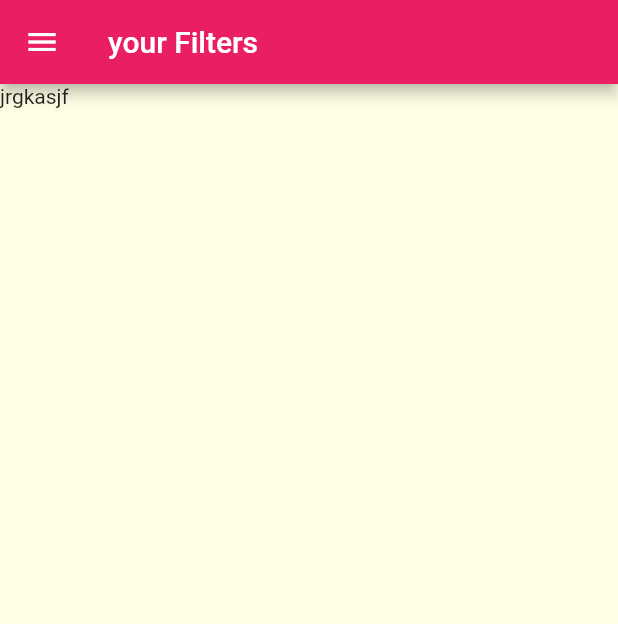
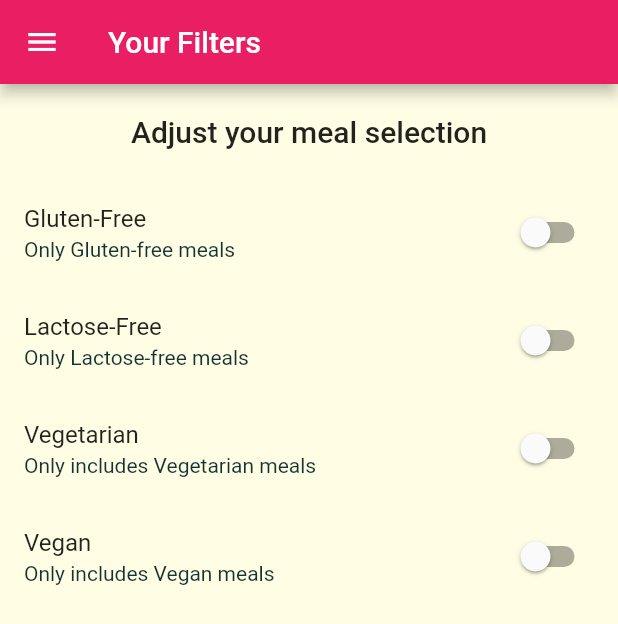
Before and after one commit to JayaSupriya-Somasani/Meals_app_flutter, a Flutter app: the FiltersScreen screen opened by its route, on a phone screen of 412 x 824 dp. Shown: the top 624 px of the screen. Run offline on Flutter 3.47's test engine with Material 2 defaults, Android fonts, the phone set to English and light mode, and no system bars.

```diff
--- a/lib/screens/filter_screen.dart
+++ b/lib/screens/filter_screen.dart
@@ -1,17 +1,99 @@
 import 'package:flutter/material.dart';
 import '/widgets/main_drawer.dart';
 
-class FiltersScreen extends StatelessWidget {
-  static const routeName = "/fliter-screen";
+class FiltersScreen extends StatefulWidget {
+  static const routeName = "/filter-screen";
+
+  @override
+  State<FiltersScreen> createState() => _FiltersScreenState();
+}
+
+class _FiltersScreenState extends State<FiltersScreen> {
+  bool _glutenFree = false;
+  bool _vegan = false;
+  bool _vegetarian = false;
+  bool _lactoseFree = false;
+
+  Widget _buildSwitchTile(String title, String subtitle, bool currentValue,
+      Function(bool) updateValue) {
+    return SwitchListTile(
+        title: Text(title),
+        subtitle: Text(subtitle),
+        value: currentValue,
+        onChanged:  updateValue);
+  }
 
   @override
   Widget build(BuildContext context) {
     return Scaffold(
       appBar: AppBar(
-        title: Text("your Filters"),
+        title: const Text("Your Filters"),
       ),
       drawer: MainDrawer(),
-      body: Text("jrgkasjf"),
+      body: Column(
+        children: [
+          Container(
+            padding: EdgeInsets.all(20),
+            child: Text(
+              "Adjust your meal selection",
+              style: Theme.of(context).textTheme.headline6,
+            ),
+          ),
+          Expanded(
+            child: ListView(
+              children: [
+                _buildSwitchTile(
+                  "Gluten-Free",
+                  "Only Gluten-free meals",
+                  _glutenFree,
+                  (newValue) {
+                    setState(() {
+                      _glutenFree = newValue;
+                      print("Gluten value is $_glutenFree");
+
+                    });
+                  },
+                ),
+                _buildSwitchTile(
+                  "Lactose-Free",
+                  "Only Lactose-free meals",
+                  _lactoseFree,
+                  (newValue) {
+                    setState(() {
+                      _lactoseFree = newValue;
+                      print("Lactose value is $_lactoseFree");
+
+                    });
+                  },
+                ),
+                _buildSwitchTile(
+                  "Vegetarian",
+                  "Only includes Vegetarian meals",
+                  _vegetarian,
+                  (newValue) {
+                    setState(() {
+                      _vegetarian = newValue;
+                      print("Vegetarian value is $_vegetarian");
+
+                    });
+                  } ,
+                ),
+                _buildSwitchTile(
+                  "Vegan",
+                  "Only includes Vegan meals",
+                  _vegan,
+                  (newValue) {
+                    setState(() {
+                      _vegan = newValue;
+                      print("Vegan value is $_vegan");
+                    });
+                  },
+                ),
+              ],
+            ),
+          ),
+        ],
+      ),
     );
   }
 }
--- a/lib/widgets/main_drawer.dart
+++ b/lib/widgets/main_drawer.dart
@@ -42,7 +42,7 @@ class MainDrawer extends StatelessWidget {
             Navigator.of(context).pushReplacementNamed('/');
           }),
           buildListTile('Filters', Icons.settings,(){
-            Navigator.of(context).pushNamed(FiltersScreen.routeName);
+            Navigator.of(context).pushReplacementNamed(FiltersScreen.routeName);
           })
         ],
       ),
```
Also changed, not shown: lib/screens/category_meals_screen.dart (+44 -20 lines), lib/screens/meal_detail_screen.dart (+13 -7 lines), lib/widgets/meal_item.dart (+11 -2 lines).
